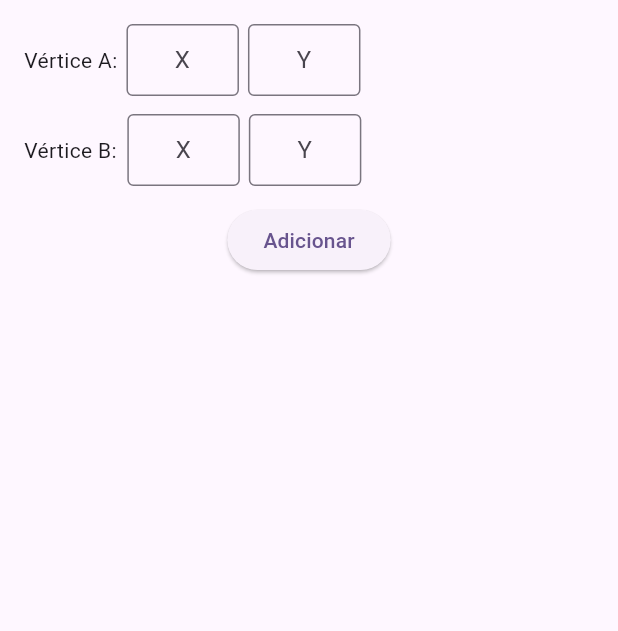
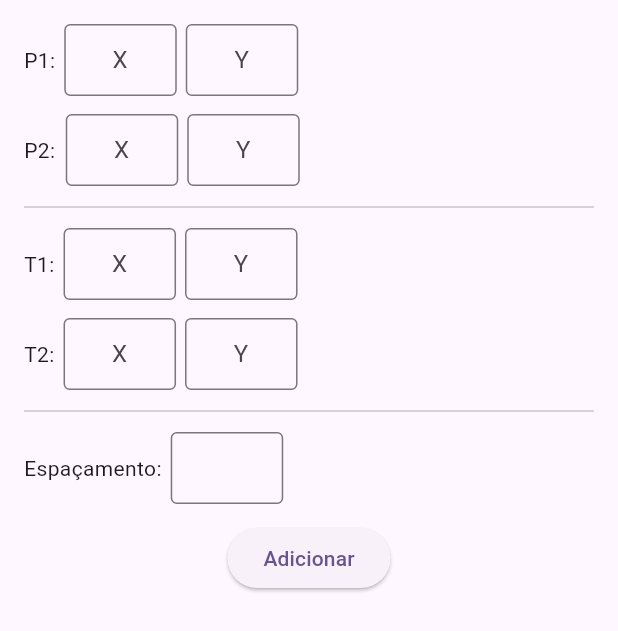
Before and after one commit to Emersonssj/rasterizacao, a Flutter app: the AddCurveWidget widget shown alone on an empty page, opened directly, after a tap on "Adicionar", on a phone screen of 412 x 824 dp. Shown: the top 631 px of the screen. Run offline on Flutter 3.47's test engine with Material 2 defaults, Android fonts, the phone set to English and light mode, and no system bars; our stand-ins replace bloc, flutter_bloc, flutter_colorpicker.

Commit message:
feat: change color and resolution

```diff
--- a/lib/source/module/models/curve.dart
+++ b/lib/source/module/models/curve.dart
@@ -1,30 +1,40 @@
-// ignore_for_file: public_member_api_docs, sort_constructors_first
-import 'dart:convert';
-
-import 'package:rasterizacao_cg/source/module/models/vertex.dart';
+import 'vector.dart';
+import 'vertex.dart';
 
 class CurveModel {
   CurveModel(
-    this.vertexA,
-    this.vertexB,
+    this.p1,
+    this.p2,
+    this.v1,
+    this.v2,
+    this.spacing,
     this.color,
     this.sequence,
   );
 
-  final Vertex vertexA;
-  final Vertex vertexB;
+  final Vertex p1;
+  final Vertex p2;
+  final Vector v1;
+  final Vector v2;
+  final int spacing;
   final int color;
   final int sequence;
 
   CurveModel copyWith({
-    Vertex? vertexA,
-    Vertex? vertexB,
+    Vertex? p1,
+    Vertex? p2,
+    Vector? v1,
+    Vector? v2,
+    int? spacing,
     int? color,
     int? sequence,
   }) {
     return CurveModel(
-      vertexA ?? this.vertexA,
-      vertexB ?? this.vertexB,
+      p1 ?? this.p1,
+      p2 ?? this.p2,
+      v1 ?? this.v1,
+      v2 ?? this.v2,
+      spacing ?? this.spacing,
       color ?? this.color,
       sequence ?? this.sequence,
     );
@@ -32,8 +42,11 @@ class CurveModel {
 
   Map<String, dynamic> toMap() {
     return <String, dynamic>{
-      'vertexA': vertexA.toMap(),
-      'vertexB': vertexB.toMap(),
+      'p1': p1.toMap(),
+      'p2': p2.toMap(),
+      'v1': v1.toMap(),
+      'v2': v2.toMap(),
+      'spacing': spacing,
       'color': color,
       'sequence': sequence,
     };
@@ -41,31 +54,18 @@ class CurveModel {
 
   factory CurveModel.fromMap(Map<String, dynamic> map) {
     return CurveModel(
-      Vertex.fromMap(map['vertexA']),
-      Vertex.fromMap(map['vertexB']),
+      Vertex.fromMap(map['p1']),
+      Vertex.fromMap(map['p2']),
+      Vector.fromMap(map['v1']),
+      Vector.fromMap(map['v2']),
+      map['spacing'] as int,
       map['color'] as int,
       map['sequence'] as int,
     );
   }
 
-  String toJson() => json.encode(toMap());
-
-  factory CurveModel.fromJson(String source) => CurveModel.fromMap(json.decode(source) as Map<String, dynamic>);
-
   @override
   String toString() {
-    return 'CurveModel(vertexA: $vertexA, vertexB: $vertexB, color: $color, sequence: $sequence)';
-  }
-
-  @override
-  bool operator ==(covariant CurveModel other) {
-    if (identical(this, other)) return true;
-
-    return other.vertexA == vertexA && other.vertexB == vertexB && other.color == color && other.sequence == sequence;
-  }
-
-  @override
-  int get hashCode {
-    return vertexA.hashCode ^ vertexB.hashCode ^ color.hashCode ^ sequence.hashCode;
+    return 'CurveModel(p1: $p1, p2: $p2, v1: $v1, v2: $v2, spacing: $spacing, color: $color, sequence: $sequence)';
   }
 }
--- a/lib/source/module/models/rasterized_image.dart
+++ b/lib/source/module/models/rasterized_image.dart
@@ -9,7 +9,7 @@ class RasterizedImage {
     this.polygons = const [],
     this.curves = const [],
     this.resolution = const Resolution(100, 100),
-    this.color = 0xFFFFC107,
+    this.color = 0xFFFFFF,
     this.backgroundColor = 0x000000,
   });
 
--- /dev/null
+++ b/lib/source/module/models/vector.dart
@@ -0,0 +1,55 @@
+// ignore_for_file: public_member_api_docs, sort_constructors_first
+import 'dart:convert';
+
+import 'vertex.dart';
+
+class Vector {
+  Vector(
+    this.p1,
+    this.p2,
+  );
+
+  final Vertex p1;
+  final Vertex p2;
+
+  Vector copyWith({
+    Vertex? p1,
+    Vertex? p2,
+  }) {
+    return Vector(
+      p1 ?? this.p1,
+      p2 ?? this.p2,
+    );
+  }
+
+  Map<String, dynamic> toMap() {
+    return <String, dynamic>{
+      'p1': p1.toMap(),
+      'p2': p2.toMap(),
+    };
+  }
+
+  factory Vector.fromMap(Map<String, dynamic> map) {
+    return Vector(
+      Vertex.fromMap(map['p1']),
+      Vertex.fromMap(map['p2']),
+    );
+  }
+
+  String toJson() => json.encode(toMap());
+
+  factory Vector.fromJson(String source) => Vector.fromMap(json.decode(source) as Map<String, dynamic>);
+
+  @override
+  String toString() => 'Vector(p1: $p1, p2: $p2)';
+
+  @override
+  bool operator ==(covariant Vector other) {
+    if (identical(this, other)) return true;
+
+    return other.p1 == p1 && other.p2 == p2;
+  }
+
+  @override
+  int get hashCode => p1.hashCode ^ p2.hashCode;
+}
--- a/lib/source/module/presentation/widgets/add_curve_widget.dart
+++ b/lib/source/module/presentation/widgets/add_curve_widget.dart
@@ -1,9 +1,10 @@
 import 'package:flutter/material.dart';
 import 'package:flutter_bloc/flutter_bloc.dart';
 import 'package:rasterizacao_cg/source/module/models/curve.dart';
+import 'package:rasterizacao_cg/source/module/models/vector.dart';
 
 import '../../models/vertex.dart';
-import '../../utils/entry_validator.dart';
+import '../../utils/entry_validator_util.dart';
 import '../bloc/home_page_bloc.dart';
 import '../bloc/home_page_event.dart';
 import 'input_coordinates_widget.dart';
@@ -13,27 +14,33 @@ class AddCurveWidget extends StatelessWidget {
 
   @override
   Widget build(BuildContext context) {
-    final x1Controller = TextEditingController();
-    final y1Controller = TextEditingController();
+    final px1Controller = TextEditingController();
+    final py1Controller = TextEditingController();
 
-    final x2Controller = TextEditingController();
-    final y2Controller = TextEditingController();
+    final px2Controller = TextEditingController();
+    final py2Controller = TextEditingController();
+
+    final tx1Controller = TextEditingController();
+    final ty1Controller = TextEditingController();
+
+    final tx2Controller = TextEditingController();
+    final ty2Controller = TextEditingController();
+
+    final spacingController = TextEditingController();
 
     submitPressed() {
-      final pointA = Vertex(double.parse(x1Controller.text), double.parse(y1Controller.text));
-      final pointB = Vertex(double.parse(x2Controller.text), double.parse(y2Controller.text));
+      final p1 = Vertex(double.parse(px1Controller.text), double.parse(py1Controller.text));
+      final p2 = Vertex(double.parse(px2Controller.text), double.parse(py2Controller.text));
+      final spacing = int.parse(spacingController.text);
+      final t1 = Vector(p1, p2);
+      final t2 = Vector(p1, p2);
 
-      if (validateEntry([pointA, pointB])) {
+      if (validateEntry([p1, p2])) {
         final color = context.read<HomePageBloc>().state.rasterizedImage.color;
-        final order = context.read<HomePageBloc>().state.order;
-        final CurveModel curve = CurveModel(pointA, pointB, color, order);
+        final sequence = context.read<HomePageBloc>().state.order;
+        final CurveModel curve = CurveModel(p1, p2, t1, t2, spacing, color, sequence);
 
         context.read<HomePageBloc>().add(AddCurveEvent(curve));
-
-        x1Controller.clear();
-        y1Controller.clear();
-        x2Controller.clear();
-        y2Controller.clear();
       } else {
         ScaffoldMessenger.of(context).showSnackBar(const SnackBar(
           behavior: SnackBarBehavior.floating,
@@ -55,20 +62,59 @@ class AddCurveWidget extends StatelessWidget {
         children: [
           Row(
             children: [
-              const Text('Vértice A:'),
+              const Text('P1:'),
               const SizedBox(width: 6.0),
-              InputCoordinatesWidget(x: x1Controller, y: y1Controller),
+              InputCoordinatesWidget(x: px1Controller, y: py1Controller),
             ],
           ),
           const SizedBox(height: 12),
           Row(
             children: [
-              const Text('Vértice B:'),
+              const Text('P2:'),
               const SizedBox(width: 7.0),
-              InputCoordinatesWidget(x: x2Controller, y: y2Controller),
+              InputCoordinatesWidget(x: px2Controller, y: py2Controller),
             ],
           ),
-          const SizedBox(height: 12.0),
+          const SizedBox(height: 6),
+          const Divider(),
+          const SizedBox(height: 6),
+          Row(
+            children: [
+              const Text('T1:'),
+              const SizedBox(width: 6.0),
+              InputCoordinatesWidget(x: tx1Controller, y: ty1Controller),
+            ],
+          ),
+          const SizedBox(height: 12),
+          Row(
+            children: [
+              const Text('T2:'),
+              const SizedBox(width: 6.0),
+              InputCoordinatesWidget(x: tx2Controller, y: ty2Controller),
+            ],
+          ),
+          const SizedBox(height: 6),
+          const Divider(),
+          const SizedBox(height: 6),
+          Row(
+            children: [
+              const Text('Espaçamento:'),
+              const SizedBox(width: 6.0),
+              SizedBox(
+                width: 75.0,
+                child: TextField(
+                  controller: spacingController,
+                  textAlign: TextAlign.center,
+                  keyboardType: const TextInputType.numberWithOptions(decimal: false),
+                  decoration: const InputDecoration(
+                    border: OutlineInputBorder(),
+                    isDense: true,
+                  ),
+                ),
+              ),
+            ],
+          ),
+          const SizedBox(height: 12),
           ElevatedButton(
             onPressed: submitPressed,
             child: const Text('Adicionar'),
@@ -76,6 +122,5 @@ class AddCurveWidget extends StatelessWidget {
         ],
       ),
     );
-    ;
   }
 }
--- a/lib/source/module/presentation/widgets/add_segment_widget.dart
+++ b/lib/source/module/presentation/widgets/add_segment_widget.dart
@@ -5,7 +5,7 @@ import 'package:rasterizacao_cg/source/module/models/straight_segment.dart';
 import 'package:rasterizacao_cg/source/module/presentation/bloc/home_page_bloc.dart';
 import 'package:rasterizacao_cg/source/module/presentation/bloc/home_page_event.dart';
 import 'package:rasterizacao_cg/source/module/presentation/widgets/input_coordinates_widget.dart';
-import 'package:rasterizacao_cg/source/module/utils/entry_validator.dart';
+import 'package:rasterizacao_cg/source/module/utils/entry_validator_util.dart';
 
 class AddSegmentWidget extends StatelessWidget {
   const AddSegmentWidget({super.key});
--- a/lib/source/module/presentation/widgets/hexagon_form_widget.dart
+++ b/lib/source/module/presentation/widgets/hexagon_form_widget.dart
@@ -24,7 +24,7 @@ class HexagonFormWidget extends StatelessWidget {
         const SizedBox(height: 15.0),
         Row(
           children: [
-            const Text('Vértice A'),
+            const Text('Vértice A:'),
             const SizedBox(width: 6.0),
             InputCoordinatesWidget(x: x1Controller, y: y1Controller),
           ],
@@ -32,7 +32,7 @@ class HexagonFormWidget extends StatelessWidget {
         const SizedBox(height: 12),
         Row(
           children: [
-            const Text('Vértice B'),
+            const Text('Vértice B:'),
             const SizedBox(width: 7.0),
             InputCoordinatesWidget(x: x2Controller, y: y2Controller),
           ],
@@ -40,7 +40,7 @@ class HexagonFormWidget extends StatelessWidget {
         const SizedBox(height: 12),
         Row(
           children: [
-            const Text('Vértice C'),
+            const Text('Vértice C:'),
             const SizedBox(width: 7.0),
             InputCoordinatesWidget(x: x3Controller, y: y3Controller),
           ],
@@ -48,7 +48,7 @@ class HexagonFormWidget extends StatelessWidget {
         const SizedBox(height: 12),
         Row(
           children: [
-            const Text('Vértice D'),
+            const Text('Vértice D:'),
             const SizedBox(width: 7.0),
             InputCoordinatesWidget(x: x4Controller, y: y4Controller),
           ],
@@ -56,7 +56,7 @@ class HexagonFormWidget extends StatelessWidget {
         const SizedBox(height: 12),
         Row(
           children: [
-            const Text('Vértice E'),
+            const Text('Vértice E:'),
             const SizedBox(width: 7.0),
             InputCoordinatesWidget(x: x4Controller, y: y4Controller),
           ],
@@ -64,7 +64,7 @@ class HexagonFormWidget extends StatelessWidget {
         const SizedBox(height: 12),
         Row(
           children: [
-            const Text('Vértice F'),
+            const Text('Vértice F:'),
             const SizedBox(width: 7.0),
             InputCoordinatesWidget(x: x4Controller, y: y4Controller),
           ],
--- a/lib/source/module/presentation/widgets/side_menu_widget.dart
+++ b/lib/source/module/presentation/widgets/side_menu_widget.dart
@@ -11,7 +11,8 @@ class SideMenuWidget extends StatelessWidget {
   Widget build(BuildContext context) {
     var screenSize = MediaQuery.of(context).size;
 
-    return LayoutBuilder(
+    return Drawer(
+      child: LayoutBuilder(
         builder: (context, constraints) {
           return SizedBox(
             width: screenSize.width * 0.14,
@@ -48,6 +49,7 @@ class SideMenuWidget extends StatelessWidget {
             ),
           );
         },
+      ),
     );
   }
 }
--- a/lib/source/module/presentation/widgets/square_form_widget.dart
+++ b/lib/source/module/presentation/widgets/square_form_widget.dart
@@ -3,7 +3,7 @@ import 'package:flutter_bloc/flutter_bloc.dart';
 
 import '../../models/polygon.dart';
 import '../../models/vertex.dart';
-import '../../utils/entry_validator.dart';
+import '../../utils/entry_validator_util.dart';
 import '../bloc/home_page_bloc.dart';
 import '../bloc/home_page_event.dart';
 import 'input_coordinates_widget.dart';
@@ -34,9 +34,9 @@ class SquareFormWidget extends StatelessWidget {
 
       if (validateEntry(listOfVertex)) {
         final color = context.read<HomePageBloc>().state.rasterizedImage.color;
-        final order = context.read<HomePageBloc>().state.order;
+        final sequence = context.read<HomePageBloc>().state.order;
 
-        context.read<HomePageBloc>().add(AddPolygonEvent(Polygon(color, order, listOfVertex)));
+        context.read<HomePageBloc>().add(AddPolygonEvent(Polygon(color, sequence, listOfVertex)));
 
         x1Controller.clear();
         y1Controller.clear();
```
Also changed, not shown: lib/source/module/presentation/bloc/home_page_bloc.dart (+9 -2 lines), lib/source/module/presentation/home_page.dart (+6 -3 lines), lib/source/module/presentation/widgets/change_configs_widget.dart (+14 -69 lines), lib/source/module/presentation/widgets/color_select_widget.dart (added, +75 -0 lines), lib/source/module/presentation/widgets/resolution_select_widget.dart (added, +55 -0 lines), lib/source/module/presentation/widgets/triangle_form_widget.dart (+4 -4 lines), lib/source/module/utils/entry_validator_util.dart (renamed from lib/source/module/utils/entry_validator.dart). Lines whose indentation alone changed are shown as unchanged.
